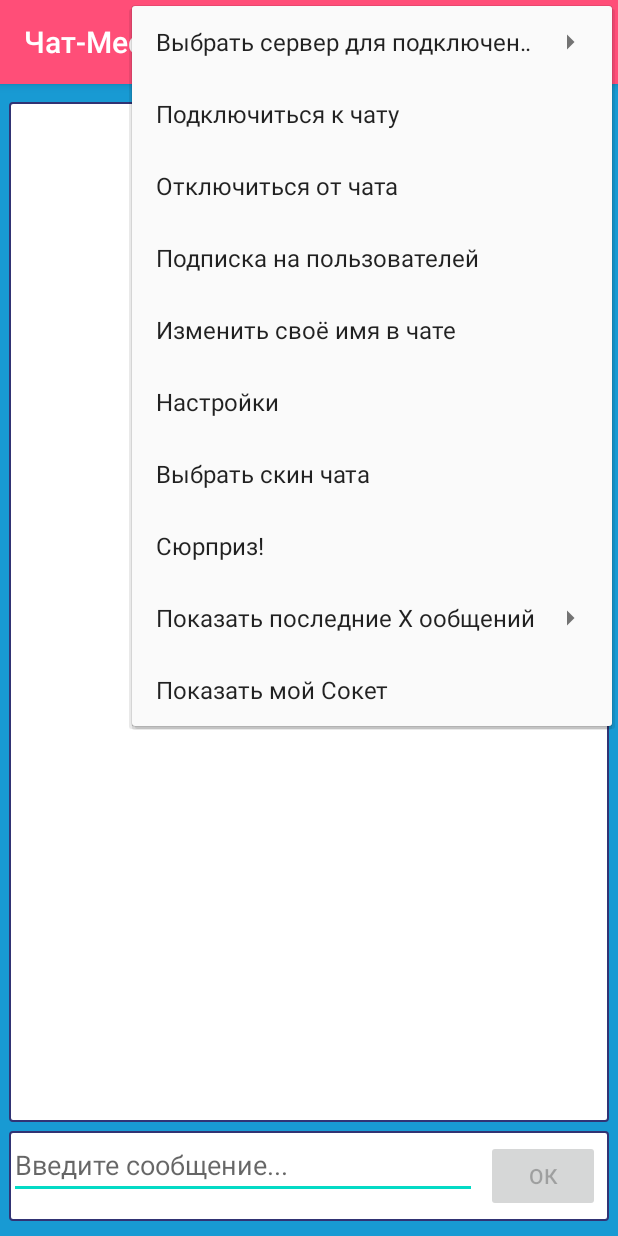
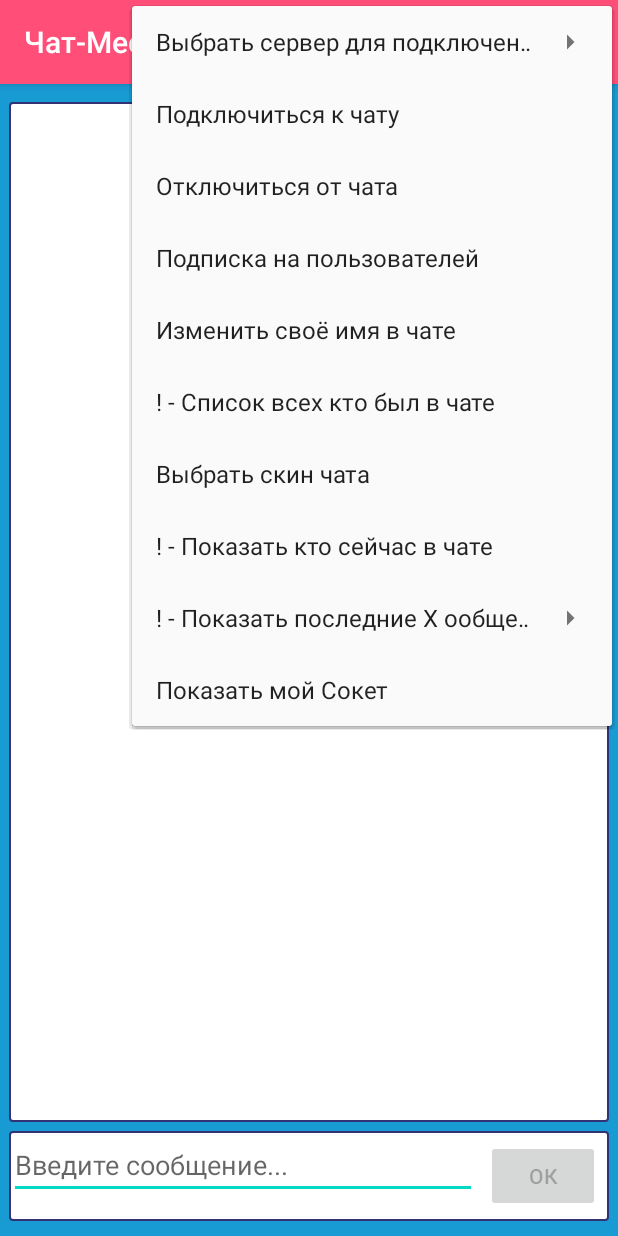
Before and after one commit to DenQWERT/Chat2, an Android app: the screen it shows after launch (MainActivity), with the options menu open, on a phone screen of 412 x 824 dp. Run offline under Robolectric (Android 15) with nearby library versions, the phone set to English and light mode, and no system bars.

Commit message:
Новая версия. Выдает список пользователей чата всех и только тех кто онлайн, а так же красит пользователей в окне сообщений в 6-ть цыетов вместо 3-х старых. Так же изменились пункты меню !- - таким значком обозначены.

```diff
--- a/app/src/main/java/com/example/myapplication/MainActivity.java
+++ b/app/src/main/java/com/example/myapplication/MainActivity.java
@@ -49,8 +49,8 @@ public class MainActivity extends AppCompatActivity{
     TextView tvMessage;
     EditText etMessage;
     Button sendBtn;
-    Button openBtn;
-    Button closeBtn;
+    ///Button openBtn;
+    ///Button closeBtn;
 
 
 
@@ -79,35 +79,35 @@ public class MainActivity extends AppCompatActivity{
         tvServerChange = findViewById(R.id.serverIpChangeWindow);
         etMessage = findViewById(R.id.etMessage);
         sendBtn = findViewById(R.id.sendBtn);
-        openBtn = findViewById(R.id.openBtn);
-        closeBtn = findViewById(R.id.closeBtn);
+        ///openBtn = findViewById(R.id.openBtn);
+        ///closeBtn = findViewById(R.id.closeBtn);
 
         sendBtn.setEnabled(false);
-        closeBtn.setEnabled(false);
+        ///closeBtn.setEnabled(false);
 
         //tvMessage.setBackgroundResource(R.drawable.fonklen);
 
 
 
 
-        openBtn.setOnClickListener(new View.OnClickListener() {
+        /*openBtn.setOnClickListener(new View.OnClickListener() {
             @Override
             public void onClick(View v) {
                 onOpenClick();
             }
-        });
+        });*/
         sendBtn.setOnClickListener(new View.OnClickListener() {
             @Override
             public void onClick(View v) {
                 onSendClick();
             }
         });
-        closeBtn.setOnClickListener(new View.OnClickListener() {
+        /*closeBtn.setOnClickListener(new View.OnClickListener() {
             @Override
             public void onClick(View v) {
                 onCloseClick();
             }
-        });
+        });*/
 
         // - Скрываем экранную клавиатуру при запуске приложения :
         this.getWindow().setSoftInputMode(WindowManager.LayoutParams.SOFT_INPUT_STATE_ALWAYS_HIDDEN);
@@ -204,8 +204,9 @@ public class MainActivity extends AppCompatActivity{
                 AlertDialog alert = builder.create();
                 alert.show();
                 return true;
-            case R.id.set_settings:
-                // - Действия при выборе пунка меню "Настройки приложения"
+            case R.id.viewAllUsers:
+                // - Действия при выборе пунка меню "Список кто сегодня был в чате"
+                SendTechMessagesClientToServer(14,"Сервер, покажи всех кто был в чате!");
                 return true;
             case R.id.skin_settings:
                 // - Действия при выборе пунка меню "Сменить скин"
@@ -213,9 +214,10 @@ public class MainActivity extends AppCompatActivity{
                 tvMessage.setBackgroundResource(R.drawable.fonklen); // второй вариант
                 //tvMessage.setBackgroundColor(getResources().getColor(R.color.tvBackground)); // второй вариант
                 return true;
-            case R.id.get_prikol:
-                // - Действия при выборе пунка меню "Получить Прикол!"
-                //tvMessage.setBackgroundResource(R.drawable.fonklen); // второй вариант
+            case R.id.get_users:
+                // - Действия при выборе пунка меню "Показать кто сейчас в чате"
+                System.out.println("Запрашиваем список кто сейчас в чате");
+                SendTechMessagesClientToServer(11,"Сервер, покажи кто сейчас в чате");
                 return true;
             case R.id.getMaxOLdMessages10:
                 // - Действия при выборе пунка меню "Показать последние 10 сообщений"
@@ -277,7 +279,7 @@ public class MainActivity extends AppCompatActivity{
 
                             tvMessage.setText("\n" + str);
                             sendBtn.setEnabled(true);
-                            closeBtn.setEnabled(true);
+                            ///closeBtn.setEnabled(true);
                         }
                     });
 
@@ -309,12 +311,13 @@ public class MainActivity extends AppCompatActivity{
                                     public void run() {
                                         // - Выбираем цвет начала сообщения в окне чата пользователя
                                         int colorN = 0;
-                                        if (P1.idUser % 3 == 0) colorN = Color.RED;
-                                        if (P1.idUser % 3 == 1) colorN = Color.BLUE;
-                                        if (P1.idUser % 3 == 2) colorN = Color.MAGENTA;
-                                        //if (P1.idUser%6==3) colorN = Color.BLACK;
-                                        //if (P1.idUser%6==4) colorN = Color.BLUE;
-                                        //if (P1.idUser%6==5) colorN = Color.GREEN;
+                                        if (P1.idUser % 6 == 5) colorN = Color.RED;
+                                        if (P1.idUser % 6 == 4) colorN = Color.BLUE;
+                                        if (P1.idUser % 6 == 3) colorN = Color.MAGENTA;
+                                        if (P1.idUser % 6 == 2) colorN = 0xFF9900FF;// Малиновый 0xFF9900FF
+                                        if (P1.idUser % 6 == 1) colorN = 0xFF660033;// T-красный 0xFF660033
+                                        if (P1.idUser % 6 == 0) colorN = 0xFF003300;// Т-Зеленый https://ege-ok.ru/wp-content/uploads/2015/06/a43.png
+                                        // https://htmlweb.ru/html/table_colors.php
 
                                         //tvUsers.setText(sb.toString());
                                         //tvMessage.append("\n" + responseArray[1]);
@@ -409,7 +412,10 @@ public class MainActivity extends AppCompatActivity{
             new Thread(new Runnable() {
                 @Override
                 public void run() {
-                    if (typeMessage==13) {  // - Запрос(Тип=13) на выдачу предыдущих № сообщений с сервера клиенту в окно чата.
+                    if ((typeMessage==13)||(typeMessage==11)||(typeMessage==14)) {
+                        // - Запрос(Тип=13) на выдачу предыдущих № сообщений с сервера клиенту в окно чата.
+                        // запрос на список кто сейчас в чате = 11;
+                        // запрос на список ВСЕХ кто был в чате = 14;
                         String str = message;
                         //nameThisClient = str;  // - Получаем с окна имя клиента при регистрации
                         Date data = new Date();
@@ -433,7 +439,7 @@ public class MainActivity extends AppCompatActivity{
         mConnect.closeConnection();
         // Блокирование кнопок
         sendBtn .setEnabled(false);
-        closeBtn.setEnabled(false);
+        ///closeBtn.setEnabled(false);
         runOnUiThread(new Runnable() {
             @Override
             public void run() {
--- a/app/src/main/java/com/example/myapplication/Protocol.java
+++ b/app/src/main/java/com/example/myapplication/Protocol.java
@@ -18,7 +18,8 @@ public class Protocol {
     // сообщение сервера клиенту = 03; отключение клиента = 04; запрос на смену цвета клиента = 05;
     // переход в ждущий или спящий режим = 06; подписка на сообщения отдельных пользователей чате = 07;
     // резерв1 = 08; резерв2 = 09; запрос на смену текущего имени пользователя = 10;
-    // список подключенных клиентов = 11; запрос на повтор отправки данных = 12;
+    // список кто сейчас в чате = 11; запрос на повтор отправки данных = 12;
+    // запрос на показ числа старых сообщений = 13; список ВСЕХ кто был в чате = 14;
     String s6=" ";  // Резервный параметр
     String s7=" ";  // Резервный параметр
     String message=" ";// само сообщение клиента
--- a/app/src/main/res/layout/activity_main.xml
+++ b/app/src/main/res/layout/activity_main.xml
@@ -96,21 +96,6 @@
         app:layout_constraintEnd_toEndOf="parent"
         app:layout_constraintStart_toStartOf="parent">
 
-        <Button
-            android:id="@+id/openBtn"
-            android:layout_width="wrap_content"
-            android:layout_height="wrap_content"
-            android:layout_margin="6dp"
-            android:layout_weight="1"
-            android:text="@string/openBtn" />
-
-        <Button
-            android:id="@+id/closeBtn"
-            android:layout_width="wrap_content"
-            android:layout_height="wrap_content"
-            android:layout_margin="6dp"
-            android:layout_weight="1"
-            android:text="@string/closeBtn" />
     </LinearLayout>
 
 </androidx.constraintlayout.widget.ConstraintLayout>
--- a/app/src/main/res/menu/main_menu.xml
+++ b/app/src/main/res/menu/main_menu.xml
@@ -41,21 +41,21 @@
         android:orderInCategory="5"
         android:title="Изменить своё имя в чате" />
     <item
-        android:id="@+id/set_settings"
+        android:id="@+id/viewAllUsers"
         android:orderInCategory="6"
-        android:title="Настройки" />
+        android:title="! - Список всех кто был в чате" />
     <item
         android:id="@+id/skin_settings"
         android:orderInCategory="7"
         android:title="Выбрать скин чата" />
     <item
-        android:id="@+id/get_prikol"
+        android:id="@+id/get_users"
         android:orderInCategory="7"
-        android:title="Сюрприз!" />
+        android:title="! - Показать кто сейчас в чате" />
     <item
         android:id="@+id/getMaxOLdMessages"
         android:orderInCategory="8"
-        android:title="Показать последние X ообщений">
+        android:title="! - Показать последние X ообщений">
         <menu>
             <item
                 android:id="@+id/getMaxOLdMessages10"
```
